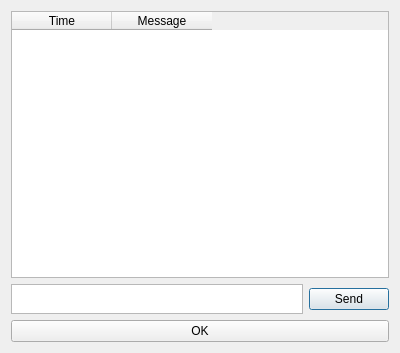
This is src/topicdialog.ui in leSamo/ICP as Qt 5 draws it before an edit. The edited form follows.
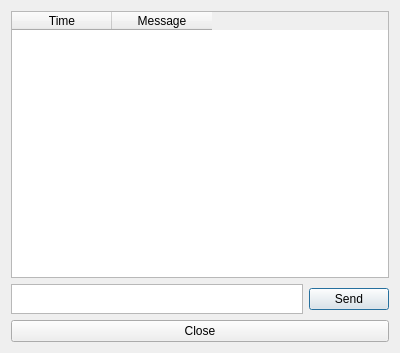
This is the edited form.

Patch:
```diff
--- a/src/topicdialog.ui
+++ b/src/topicdialog.ui
@@ -41,7 +41,7 @@
    <item row="2" column="1">
     <widget class="QPushButton" name="btnOK">
      <property name="text">
-      <string>OK</string>
+      <string>Close</string>
      </property>
     </widget>
    </item>
```
Left out of the diff: 1 changed line with no effect on the pictures.
